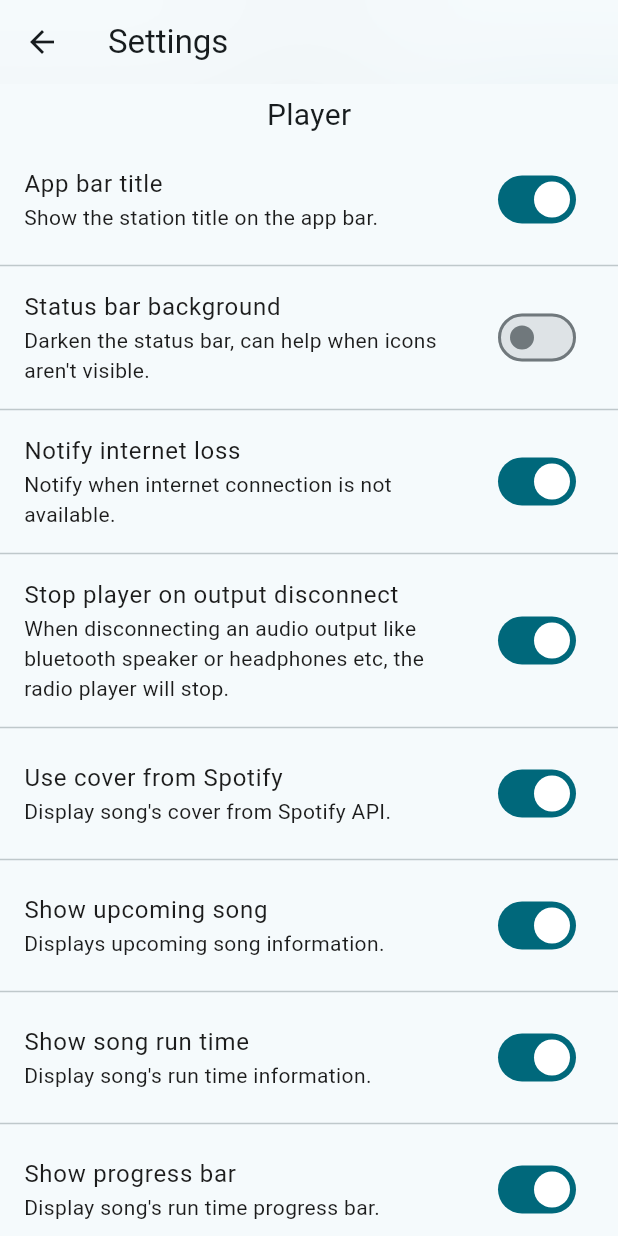
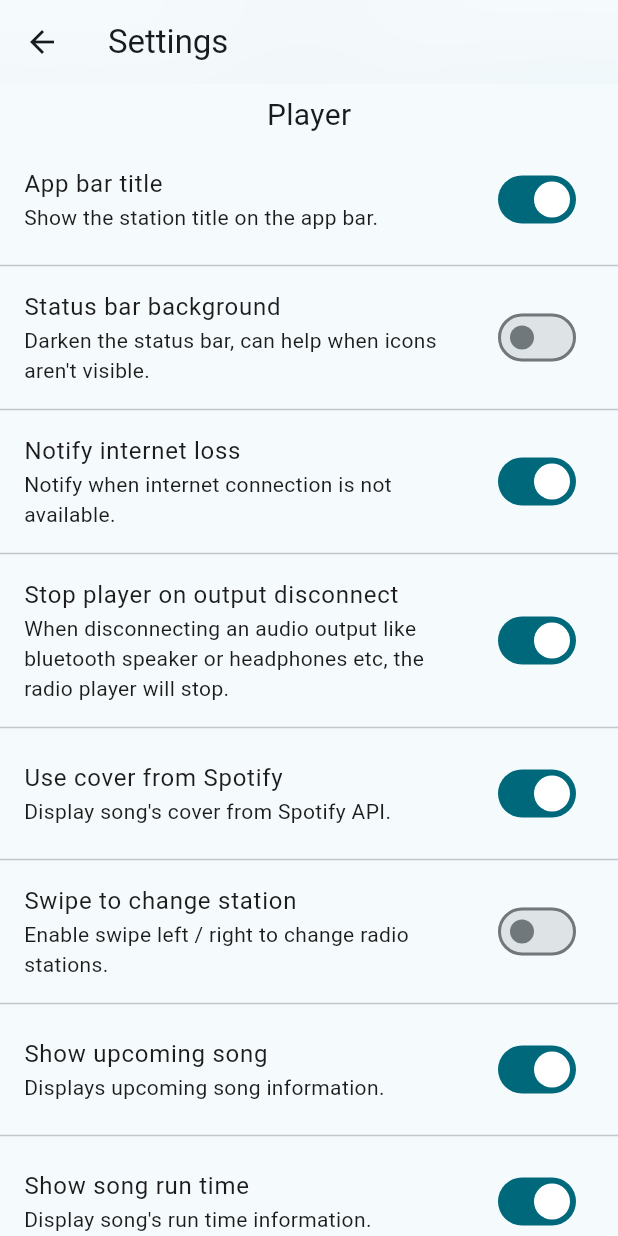
Before and after one commit to KRSLS/kradio, a Flutter app: the Settings screen opened directly, after a tap on "Use cover from Spotify", on a phone screen of 412 x 824 dp. Run offline on Flutter 3.47's test engine with Material 3 defaults, Android fonts, the light colour scheme and no system bars; drawn by our look-alikes of flutter_animate; our stand-ins replace cached_network_image, internet_connection_checker_plus, share_plus, shared_preferences; missing offline and left inert: headset_connection_event, radio_player; accounts and stored records are empty.

Commit message:
Add option for swipe
Added an option to enable or disable swipe to change radio station.

```diff
--- a/lib/globalSettings.dart
+++ b/lib/globalSettings.dart
@@ -12,6 +12,7 @@ class GlobalSettings {
   static bool statusBarBackground = false;
   static bool showRunTime = true;
   static bool showProgressBar = true;
+  static bool swipe = false;
   static bool notifyInternetLoss = true;
   static bool showNextSong = true;
   static bool stopPlayerOnDeviceDisconnect = true;
@@ -25,6 +26,7 @@ class GlobalSettings {
     useSongsCover = prefs.getBool('useSongsCover')!;
     showRunTime = prefs.getBool('showRunTime')!;
     showProgressBar = prefs.getBool('showProgressBar')!;
+    swipe = prefs.getBool('swipe')!;
     notifyInternetLoss = prefs.getBool('notifyInternetLoss')!;
     showNextSong = prefs.getBool('showNextSong')!;
     stopPlayerOnDeviceDisconnect =
@@ -88,6 +90,7 @@ class GlobalSettings {
     prefs.setBool('useSongsCover', useSongsCover);
     prefs.setBool('showRunTime', showRunTime);
     prefs.setBool('showProgressBar', showProgressBar);
+    prefs.setBool('swipe', swipe);
     prefs.setBool('notifyInternetLoss', notifyInternetLoss);
     prefs.setBool('showNextSong', showNextSong);
     prefs.setBool('stopPlayerOnDeviceDisconnect', stopPlayerOnDeviceDisconnect);
--- a/lib/home.dart
+++ b/lib/home.dart
@@ -390,8 +390,10 @@ class _HomeState extends State<Home> {
   void loadCurrentSongInformation() async {
     //Fetch album image every 3 seconds //will change
     Timer.periodic(const Duration(seconds: 3), (timer) async {
+      if (GlobalSettings.useSongsCover) {
         fetchCoverImage(currentSongTitle + currentSongArtist, currentSongTitle,
             currentSongArtist);
+      }
     });
     String tempCurrentArtist = '';
     String tempCurrentSong = '';
@@ -1269,6 +1271,7 @@ class _HomeState extends State<Home> {
           }
         },
         onHorizontalDragEnd: (details) {
+          if (GlobalSettings.swipe) {
             if (swipeNext) {
               nextStation();
               swipeNext = false;
@@ -1279,6 +1282,7 @@ class _HomeState extends State<Home> {
               previousStation();
               swipeNext = false;
               swipePrevious = false;
+            }
           }
         },
         child: Stack(
@@ -1290,7 +1294,9 @@ class _HomeState extends State<Home> {
                   opacity: .5,
                   image: NetworkImage(
                     //cache image sometime
-                    GlobalSettings.useSongsCover ? spotifyCoverUrl.toString() :  KStream.streams[currentStationIndex].customUrlImage
+                    GlobalSettings.useSongsCover
+                        ? spotifyCoverUrl.toString()
+                        : KStream.streams[currentStationIndex].customUrlImage
                             .toString(),
                   ),
                 ),
@@ -1378,7 +1384,9 @@ class _HomeState extends State<Home> {
               borderRadius: BorderRadius.circular(12),
               child: CachedNetworkImage(
                 fit: BoxFit.cover,
-                imageUrl: GlobalSettings.useSongsCover ? spotifyCoverUrl.toString() :  KStream.streams[currentStationIndex].customUrlImage
+                imageUrl: GlobalSettings.useSongsCover
+                    ? spotifyCoverUrl.toString()
+                    : KStream.streams[currentStationIndex].customUrlImage
                         .toString(),
                 placeholder: (context, url) {
                   return Center(child: CircularProgressIndicator.adaptive());
--- a/lib/settings.dart
+++ b/lib/settings.dart
@@ -133,6 +133,18 @@ class _SettingsState extends State<Settings> {
                   onChanged: (value) {
                     setState(() {
                       GlobalSettings.useSongsCover = value;
+                    });
+                    GlobalSettings.saveSettings();
+                  }),
+              const Divider(),
+              SwitchListTile.adaptive(
+                  title: const Text("Swipe to change station"),
+                  subtitle: const Text(
+                      "Enable swipe left / right to change radio stations."),
+                  value: GlobalSettings.swipe,
+                  onChanged: (value) {
+                    setState(() {
+                      GlobalSettings.swipe = value;
                     });
                     GlobalSettings.saveSettings();
                   }),
```
Lines whose indentation alone changed are shown as unchanged.
